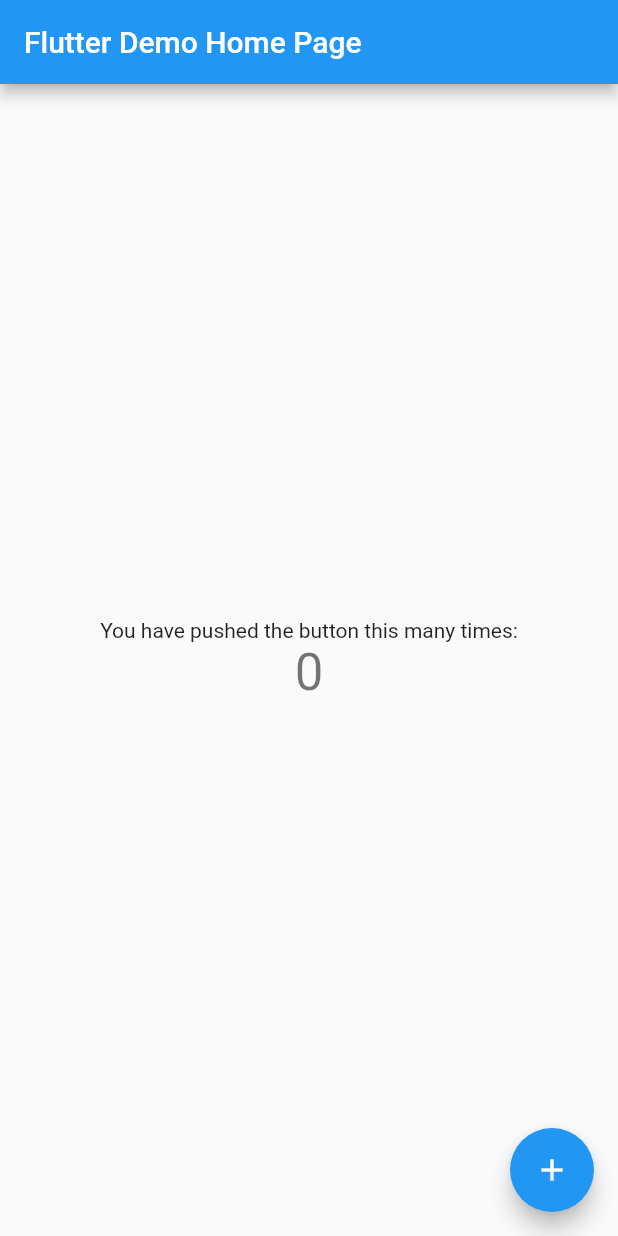
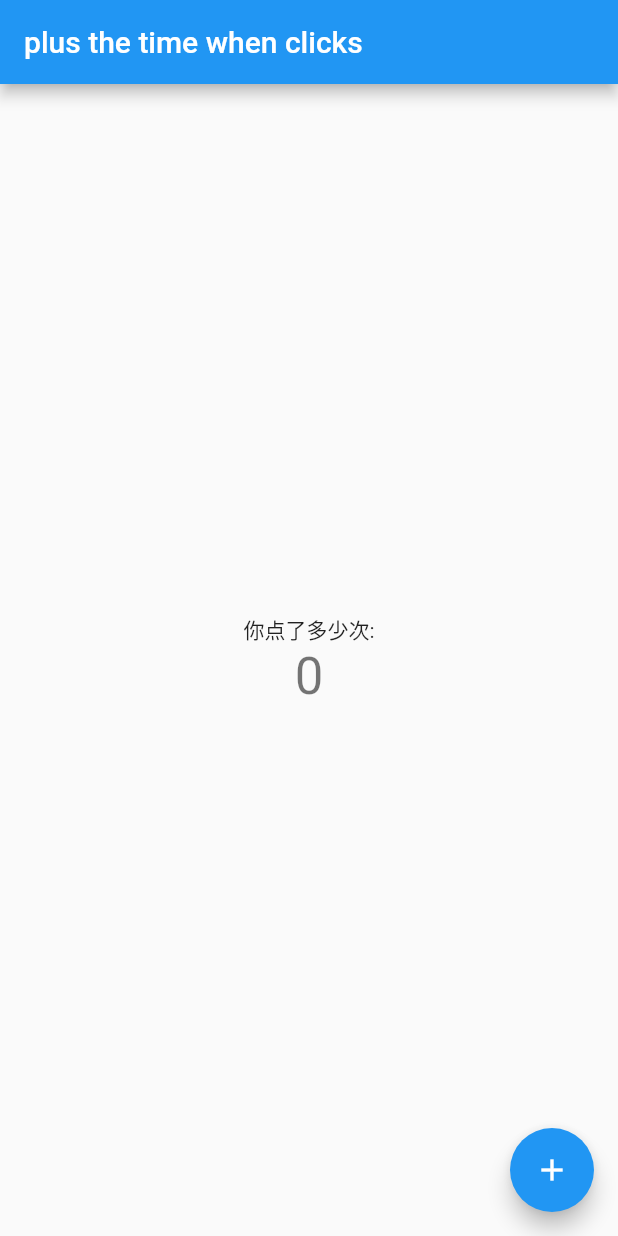
Before and after one commit to cecelia23/flutter_demo, a Flutter app: the screen it shows after launch, on a phone screen of 412 x 824 dp. Run offline on Flutter 3.47's test engine with Material 2 defaults, Android fonts, the phone set to English and light mode, and no system bars.

Commit message:
first run

```diff
--- a/lib/main.dart
+++ b/lib/main.dart
@@ -20,7 +20,7 @@ class MyApp extends StatelessWidget {
         // is not restarted.
         primarySwatch: Colors.blue,
       ),
-      home: MyHomePage(title: 'Flutter Demo Home Page'),
+      home: MyHomePage(title: 'plus the time when clicks'),
     );
   }
 }
@@ -92,7 +92,7 @@ class _MyHomePageState extends State<MyHomePage> {
           mainAxisAlignment: MainAxisAlignment.center,
           children: <Widget>[
             Text(
-              'You have pushed the button this many times:',
+              '你点了多少次:',
             ),
             Text(
               '$_counter',
```
Also changed, not shown: 6 other files.
